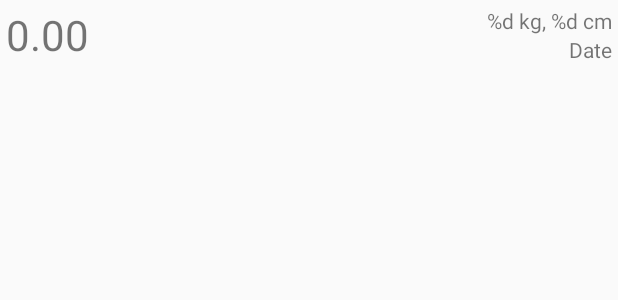
After one commit to K-Wojciechowski/pwr-swim-bmi, an Android app: the layout history_list_item.xml on its own in the app's theme, with its tools: preview values and no code run, on a phone screen of 412 x 824 dp. The commit adds this screen. Shown: the top 300 px of the screen. Run offline under Robolectric (Android 15) with nearby library versions, the phone set to English and light mode, and no system bars.

Commit message:
Implement History feature

```diff
--- a/app/build.gradle
+++ b/app/build.gradle
@@ -28,7 +28,7 @@ dependencies {
     implementation 'androidx.appcompat:appcompat:1.1.0-alpha03'
     implementation 'androidx.core:core-ktx:1.1.0-alpha05'
     implementation 'androidx.constraintlayout:constraintlayout:1.1.3'
-//    implementation 'com.android.support:design:28.0.0'
+    implementation 'androidx.recyclerview:recyclerview:1.0.0'
     implementation 'com.google.android.material:material:1.0.0'
     testImplementation 'junit:junit:4.12'
     androidTestImplementation 'androidx.test:rules:1.1.2-alpha02'
--- /dev/null
+++ b/app/src/main/res/layout/history_list_item.xml
@@ -0,0 +1,30 @@
+<?xml version="1.0" encoding="utf-8"?>
+<androidx.constraintlayout.widget.ConstraintLayout xmlns:android="http://schemas.android.com/apk/res/android"
+                                                   xmlns:app="http://schemas.android.com/apk/res-auto"
+                                                   xmlns:tools="http://schemas.android.com/tools"
+                                                   android:orientation="vertical"
+                                                   android:layout_width="match_parent"
+                                                   android:layout_height="@dimen/bmi_history_size" android:layout_margin="@dimen/bmi_history_margin">
+
+    <TextView
+            android:text="@string/bmi_empty_value"
+            android:layout_width="wrap_content"
+            android:layout_height="wrap_content"
+            android:id="@+id/bmi_history_value" app:layout_constraintTop_toTopOf="parent"
+            app:layout_constraintStart_toStartOf="parent" android:textSize="@dimen/bmi_textsize_history_result"/>
+    <TextView
+            android:text="@string/bmi_history_mass_and_height_metric"
+            android:layout_width="wrap_content"
+            android:layout_height="wrap_content"
+            android:id="@+id/bmi_history_mass_and_height"
+            app:layout_constraintTop_toTopOf="parent"
+            app:layout_constraintEnd_toEndOf="parent"/>
+    <TextView
+            android:text="@string/bmi_history_date_placeholder"
+            android:layout_width="wrap_content"
+            android:layout_height="wrap_content"
+            android:id="@+id/bmi_history_date"
+            app:layout_constraintTop_toBottomOf="@+id/bmi_history_mass_and_height"
+            app:layout_constraintEnd_toEndOf="parent"
+    />
+</androidx.constraintlayout.widget.ConstraintLayout>
--- a/app/src/main/res/menu/menu_main.xml
+++ b/app/src/main/res/menu/menu_main.xml
@@ -1,5 +1,6 @@
 <?xml version="1.0" encoding="utf-8"?>
 <menu xmlns:app="http://schemas.android.com/apk/res-auto" xmlns:android="http://schemas.android.com/apk/res/android">
-<item android:title="@string/bmi_menu_about_me" android:id="@+id/bmi_menu_about_me" app:showAsAction="never"/>
-<item android:title="@string/bmi_menu_change_units" android:id="@+id/bmi_menu_change_units" app:showAsAction="never"/>
+    <item android:title="@string/bmi_menu_about_me" android:id="@+id/bmi_menu_about_me" app:showAsAction="never"/>
+    <item android:title="@string/bmi_menu_change_units" android:id="@+id/bmi_menu_change_units" app:showAsAction="never"/>
+    <item android:title="@string/bmi_menu_history" android:id="@+id/bmi_menu_history" app:showAsAction="never"/>
 </menu>
--- a/app/src/main/res/values/dimens.xml
+++ b/app/src/main/res/values/dimens.xml
@@ -14,8 +14,11 @@
     <dimen name="bmi_textsize_result">24sp</dimen>
     <dimen name="bmi_margin_fab_start">4dp</dimen>
     <dimen name="bmi_textsize_info_result">48sp</dimen>
+    <dimen name="bmi_textsize_history_result">28sp</dimen>
     <dimen name="bmi_padding_info_topbar">4dp</dimen>
     <dimen name="bmi_textsize_info_classification">24sp</dimen>
     <dimen name="bmi_margin_info_text_top">8dp</dimen>
     <dimen name="bmi_margin_info_longtext">0dp</dimen>
+    <dimen name="bmi_history_margin">4dp</dimen>
+    <dimen name="bmi_history_size">36dp</dimen>
 </resources>
--- a/app/src/main/res/values/strings.xml
+++ b/app/src/main/res/values/strings.xml
@@ -44,4 +44,12 @@
         impedit, quo minus id, quod maxime placeat, facere possimus, omnis voluptas assumenda est, omnis dolor
         repellendus.
     </string>
+    <string name="bmi_history_mass_and_height_metric">%d kg, %d cm</string>
+    <string name="bmi_history_mass_and_height_imperial">%d lb, %d in</string>
+    <string name="bmi_history_date_placeholder">Date</string>
+    <string name="bmi_menu_history">History</string>
+    <string name="bmi_activity_about_me">About Me</string>
+    <string name="bmi_activity_info">Info</string>
+    <string name="bmi_activity_history">History</string>
+    <string name="bmi_history_prefs_name">bmi_history</string>
 </resources>
```
Also changed, not shown: app/src/main/AndroidManifest.xml (+10 -3 lines), app/src/main/java/pl/krzysztofwojciechowski/bmi/HistoryActivity.kt (added, +36 -0 lines), app/src/main/java/pl/krzysztofwojciechowski/bmi/HistoryAdapter.kt (added, +51 -0 lines), app/src/main/java/pl/krzysztofwojciechowski/bmi/HistoryEntry.kt (added, +35 -0 lines), app/src/main/java/pl/krzysztofwojciechowski/bmi/HistoryHelpers.kt (added, +32 -0 lines), app/src/main/res/layout/activity_history.xml (added, +8 -0 lines).
